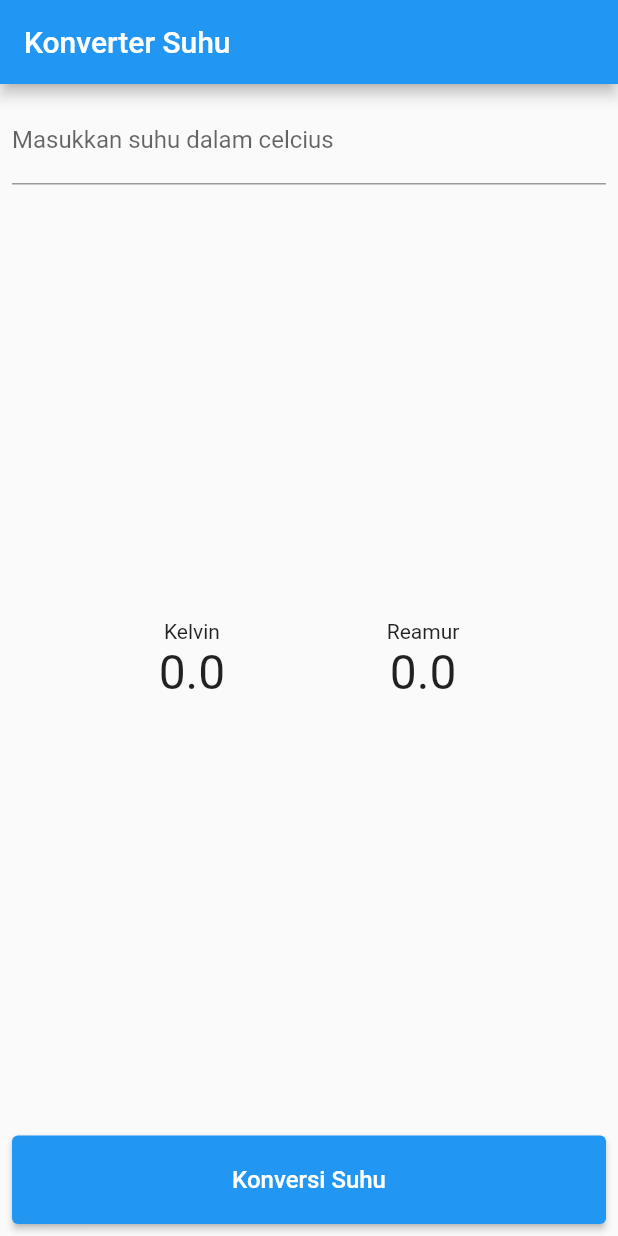
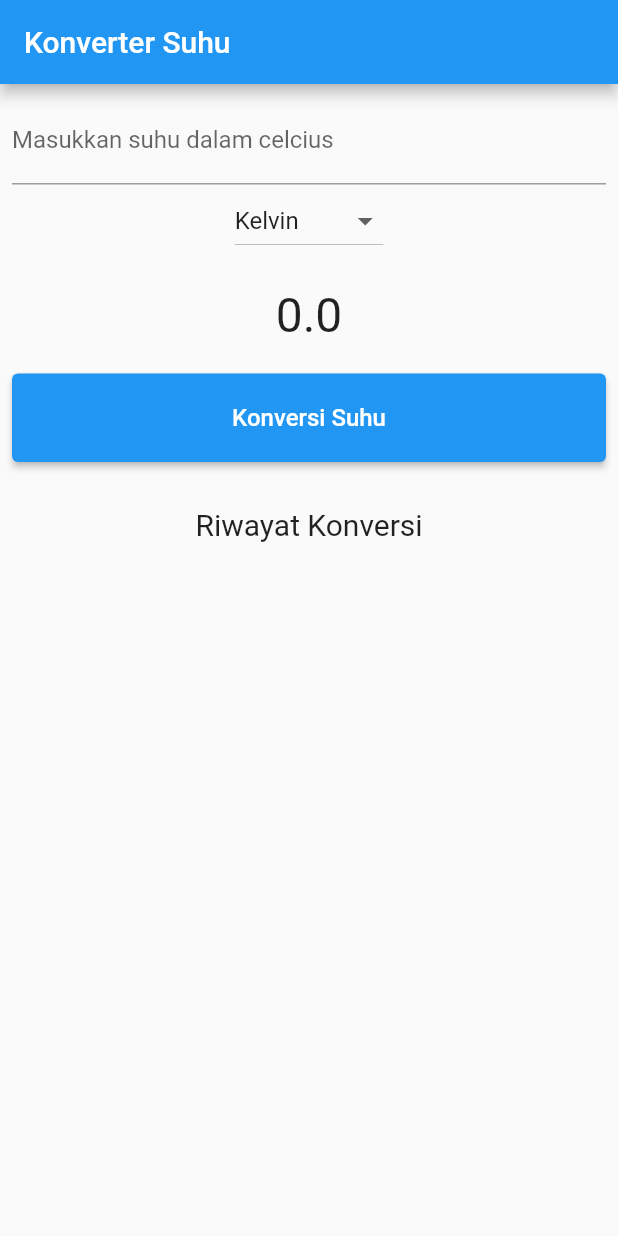
Before and after one commit to dapousman/Flutter_chapter3, a Flutter app: the screen it shows after launch, on a phone screen of 412 x 824 dp. Run offline on Flutter 3.47's test engine with Material 2 defaults, Android fonts, the phone set to English and light mode, and no system bars.

Commit message:
Chapter 4 finish

```diff
--- /dev/null
+++ b/lib/history.dart
@@ -0,0 +1,21 @@
+import 'package:flutter/material.dart';
+
+class History extends StatelessWidget {
+  List<String> listTemperature = [];
+  History(this.listTemperature);
+
+  @override
+  Widget build(BuildContext context) {
+    return ListView(
+      children: listTemperature.map((String value) {
+        return Container(
+          margin: EdgeInsets.all(8),
+          child: Text(
+            value,
+            style: TextStyle(fontSize: 15),
+          ),
+        );
+      }).toList(),
+    );
+  }
+}
--- a/lib/main.dart
+++ b/lib/main.dart
@@ -4,6 +4,7 @@
 import './input.dart';
 import './convert.dart';
 import './result.dart';
+import './history.dart';
 
 void main() {
   runApp(MyApp());
@@ -18,10 +19,13 @@
 
 class _MyAppState extends State<MyApp> {
   double _inputCelcius = 0;
-  double _kelvinResult = 0;
-  double _reamurResult = 0;
+  String _selectedValue = "Kelvin";
+  double _result = 0;
 
   final _celciusNumber = TextEditingController();
+  List<String> listViewItem = [];
+
+  var listItem = ["Kelvin", "Reamur", "Fahrenheit"];
 
   @override
   Widget build(BuildContext context) {
@@ -42,15 +46,34 @@
             crossAxisAlignment: CrossAxisAlignment.center,
             children: [
               Input(_celciusNumber),
+              DropdownButton<String>(
+                items: listItem.map((String temperature) {
+                  return DropdownMenuItem<String>(
+                    value: temperature,
+                    child: Text(temperature),
+                  );
+                }).toList(),
+                value: _selectedValue,
+                onChanged: (val) {
+                  changeDropdownValue(val);
+                },
+              ),
               Row(
                 mainAxisAlignment: MainAxisAlignment.spaceEvenly,
                 crossAxisAlignment: CrossAxisAlignment.center,
-                children: [
-                  Result('Kelvin', _kelvinResult),
-                  Result('Reamur', _reamurResult),
-                ],
+                children: [Result(_result)],
               ),
               Convert(convert),
+              Container(
+                margin: EdgeInsets.only(top: 30, bottom: 10),
+                child: Text(
+                  "Riwayat Konversi",
+                  style: TextStyle(fontSize: 20),
+                ),
+              ),
+              Expanded(
+                child: History(listViewItem),
+              ),
             ]
           ),
         ),
@@ -60,8 +83,25 @@
 
   void convert() {
     setState(() {
-      _kelvinResult = double.parse(_celciusNumber.text) + 273;
-      _reamurResult = (4 / 5) * double.parse(_celciusNumber.text);
+      _inputCelcius = double.parse(_celciusNumber.text);
+
+      if (_selectedValue == 'Kelvin') {
+        _result = _inputCelcius + 273;
+        listViewItem.add('Kelvin: ' + _result.toStringAsFixed(2));
+      } else if (_selectedValue == 'Reamur') {
+        _result = 4 / 5 * _inputCelcius;
+        listViewItem.add('Reamur: ' + _result.toStringAsFixed(2));
+      } else if (_selectedValue == 'Fahrenheit') {
+        _result = 9 / 5 * _inputCelcius + 32;
+        listViewItem.add('Fahrenheit: ' + _result.toStringAsFixed(2));
+      }
     });
   }
+
+  void changeDropdownValue(val) {
+    setState(() {
+      _selectedValue = val;
+    });
+    convert();
+  }
 }
--- a/lib/result.dart
+++ b/lib/result.dart
@@ -2,10 +2,10 @@
 import 'package:flutter/services.dart';
 
 class Result extends StatelessWidget {
-  final String title;
+
   final double result;
 
-  Result(this.title, this.result);
+  Result(this.result);
 
   @override
   Widget build(BuildContext context) {
@@ -13,7 +13,6 @@
       padding: EdgeInsets.fromLTRB(10, 20, 10, 20),
       child: Column(
         children: [
-          Text(title),
           Text(
             result.toString(),
             style: TextStyle(fontSize: 32),
```
